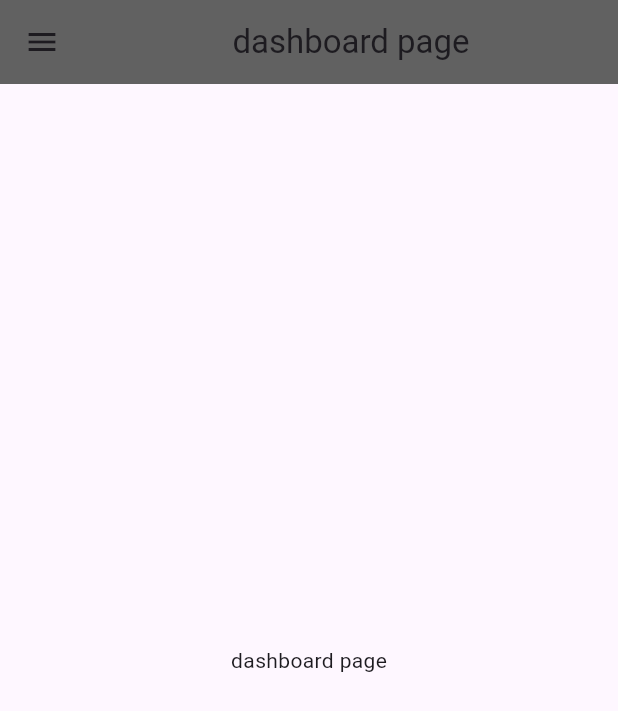
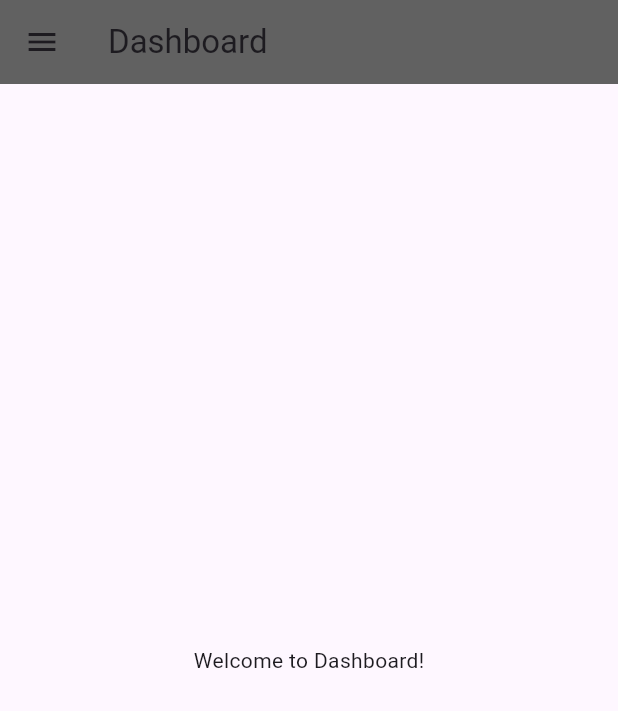
Before and after one commit to havnodio/gusto, a Flutter app: the AdminHomePage screen opened directly, on a phone screen of 412 x 824 dp. Shown: the top 711 px of the screen. Run offline on Flutter 3.47's test engine with Material 3 defaults, Android fonts, the phone set to English and light mode, and no system bars; our stand-ins replace google_fonts; Roboto replaces fonts that are missing (Arimo).

Commit message:
22/07/2025 updated

```diff
--- a/flutter_application/lib/main.dart
+++ b/flutter_application/lib/main.dart
@@ -4,6 +4,7 @@ import 'pages/home_page.dart';
 import 'pages/login_page.dart';
 import 'pages/request_account_page.dart';
 import 'pages/forget_password.dart';
+import 'pages/adminhomepage.dart';
 
 void main() {
   runApp(const MyApp());
@@ -23,6 +24,7 @@ class MyApp extends StatelessWidget {
         '/login': (context) => const LoginPage(),
         '/request': (context) => const RequestAccountPage(),
         '/forgot': (context) => const ForgetPassword(),
+        '/admin': (context) => const AdminHomePage(),
       },
     );
   }
--- a/flutter_application/lib/pages/AdminHomePage.dart
+++ b/flutter_application/lib/pages/AdminHomePage.dart
@@ -1,26 +1,62 @@
 import 'package:flutter/material.dart';
-import 'login_page.dart';
+// ignore: depend_on_referenced_packages
+import 'package:flutter_application/pages/login_page.dart'; // adjust to your real path
 
 class AdminHomePage extends StatefulWidget {
   const AdminHomePage({super.key});
+
   @override
-  State<AdminHomePage> createState() => _AdminHomePage();
+  State<AdminHomePage> createState() => _AdminHomePageState();
 }
 
-class _AdminHomePage extends State<AdminHomePage> {
-  int _selectedIndex = 0;
-  final List<String> titles = ['Dashboard', 'Stock', 'Settings'];
+class _AdminHomePageState extends State<AdminHomePage> {
+  String _selectedPage = "Dashboard";
 
-  final List<Widget> _pages = [
-    Center(child: Text('dashboard page')),
-    Center(child: Text('Storage page')),
-    Center(child: Text('setting page')),
-  ];
+  Widget getPageContent() {
+    switch (_selectedPage) {
+      case "Dashboard":
+        return const Center(child: Text("Welcome to Dashboard!"));
+      case "Stock":
+        return const Center(child: Text("Manage your stock here."));
+      case "Orders":
+        return const Center(child: Text("Orders overview."));
+      default:
+        return const Center(child: Text("Unknown page"));
+    }
+  }
+
+  void _confirmSignOut() {
+    showDialog(
+      context: context,
+      builder: (ctx) => AlertDialog(
+        title: const Text("Confirm Logout"),
+        content: const Text("Are you sure you want to sign out?"),
+        actions: [
+          TextButton(
+            child: const Text("Cancel"),
+            onPressed: () => Navigator.pop(ctx),
+          ),
+          ElevatedButton(
+            style: ElevatedButton.styleFrom(backgroundColor: Colors.red),
+            child: const Text("Sign Out"),
+            onPressed: () {
+              Navigator.pop(ctx); // Close dialog
+              Navigator.pushReplacement(
+                context,
+                MaterialPageRoute(builder: (_) => const LoginPage()),
+              );
+            },
+          ),
+        ],
+      ),
+    );
+  }
+
   @override
   Widget build(BuildContext context) {
     return Scaffold(
       appBar: AppBar(
-        title: _pages[_selectedIndex],
+        title: Text(_selectedPage),
         backgroundColor: Colors.grey[700],
       ),
       drawer: Drawer(
@@ -30,88 +66,44 @@ class _AdminHomePage extends State<AdminHomePage> {
             const DrawerHeader(
               decoration: BoxDecoration(color: Colors.grey),
               child: Text(
-                'Admin menu',
-                style: TextStyle(color: Colors.white, fontSize: 24),
+                "Admin Panel",
+                style: TextStyle(fontSize: 24, color: Colors.white),
               ),
             ),
             ListTile(
               leading: const Icon(Icons.dashboard),
-              title: Text('Dashboard'),
-              selected: _selectedIndex == 0,
+              title: const Text("Dashboard"),
               onTap: () {
-                setState(() {
-                  _selectedIndex = 0;
-                });
+                setState(() => _selectedPage = "Dashboard");
                 Navigator.pop(context);
               },
             ),
             ListTile(
-              leading: const Icon(Icons.storage),
-              title: Text('Storage'),
-              selected: _selectedIndex == 1,
+              leading: const Icon(Icons.inventory),
+              title: const Text("Stock"),
               onTap: () {
-                setState(() {
-                  _selectedIndex = 1;
-                });
+                setState(() => _selectedPage = "Stock");
                 Navigator.pop(context);
               },
             ),
             ListTile(
-              leading: const Icon(Icons.settings),
-              title: Text('Settings'),
-              selected: _selectedIndex == 2,
+              leading: const Icon(Icons.shopping_cart),
+              title: const Text("Orders"),
               onTap: () {
-                setState(() {
-                  _selectedIndex = 2;
-                });
+                setState(() => _selectedPage = "Orders");
                 Navigator.pop(context);
               },
             ),
+            const Divider(),
             ListTile(
               leading: const Icon(Icons.logout),
-              title: const Text('Sign Out'),
-              onTap: () {
-                showDialog(
-                  context: context,
-                  builder: (context) => AlertDialog(
-                    title: const Text('Confirm Sign Out'),
-                    content: const Text('Are you sure you want to sign out?'),
-                    actions: [
-                      TextButton(
-                        onPressed: () {
-                          Navigator.of(
-                            context,
-                          ).pop(); // ❌ Cancel, just close dialog
-                        },
-                        child: const Text('Cancel'),
-                      ),
-                      ElevatedButton(
-                        onPressed: () {
-                          Navigator.of(context).pop(); // Close the dialog
-                          Navigator.pushReplacement(
-                            context,
-                            MaterialPageRoute(
-                              builder: (_) => const LoginPage(),
-                            ),
-                          ); // ✅ Sign out
-                        },
-                        style: ElevatedButton.styleFrom(
-                          backgroundColor: Colors.grey[700],
-                        ),
-                        child: const Text(
-                          'Sign Out',
-                          style: TextStyle(color: Colors.black),
-                        ),
-                      ),
-                    ],
-                  ),
-                );
-              },
+              title: const Text("Sign Out"),
+              onTap: _confirmSignOut,
             ),
           ],
         ),
       ),
-      body: _pages[_selectedIndex],
+      body: getPageContent(),
     );
   }
 }
--- a/flutter_application/lib/pages/login_page.dart
+++ b/flutter_application/lib/pages/login_page.dart
@@ -65,9 +65,8 @@ class _LoginPageState extends State<LoginPage> {
                     const SnackBar(content: Text("Please fill all fields")),
                   );
                 } else {
-                  ScaffoldMessenger.of(
-                    context,
-                  ).showSnackBar(SnackBar(content: Text("Welcome, $email")));
+                  Navigator.pushReplacementNamed(context, '/admin');
+
                   Navigator.pushReplacement(
                     context,
                     MaterialPageRoute(
```
